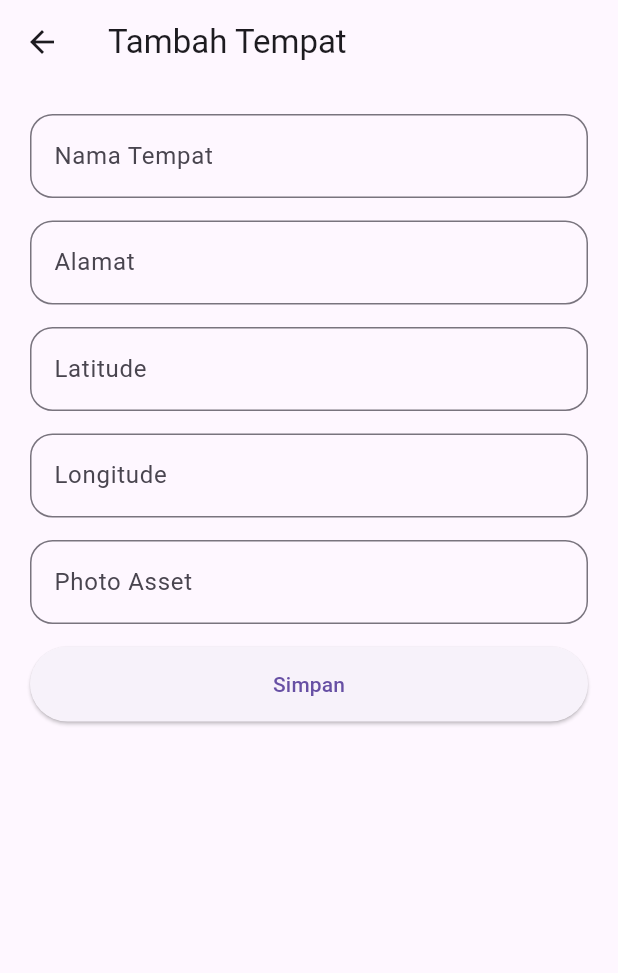
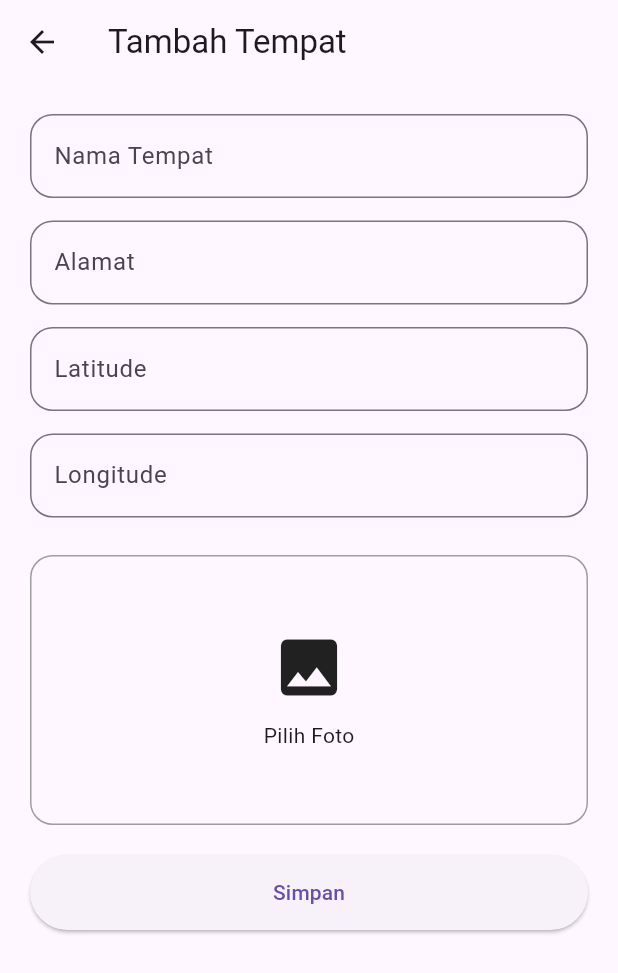
Before and after one commit to revikaamel/alfamartgubengmaps, a Flutter app: the AddPlacePage screen opened directly, on a phone screen of 412 x 824 dp. Shown: the top 973 px of the screen. Run offline on Flutter 3.47's test engine with Material 3 defaults, Android fonts, the phone set to English and light mode, and no system bars; our stand-ins replace flutter_map, geolocator, image_picker, latlong2; network calls fail.

Commit message:
Mencoba memperbaiki photo

```diff
--- a/lib/admin/add_place_page.dart
+++ b/lib/admin/add_place_page.dart
@@ -1,4 +1,7 @@
+import 'dart:io';
+
 import 'package:flutter/material.dart';
+import 'package:image_picker/image_picker.dart';
 
 import '../data/places.dart';
 
@@ -26,8 +29,32 @@ class _AddPlacePageState
   final lngController =
       TextEditingController();
 
-  final photoController =
-      TextEditingController();
+  File? selectedImage;
+
+  Future<void> pickImage() async {
+
+    final picker = ImagePicker();
+
+    final pickedFile =
+        await picker.pickImage(
+
+      source: ImageSource.gallery,
+    );
+
+    if (pickedFile != null) {
+
+      setState(() {
+
+        selectedImage =
+            File(pickedFile.path);
+      });
+    }
+  }
+
+  double toDouble(String value) {
+
+    return double.tryParse(value) ?? 0;
+  }
 
   void savePlace() {
 
@@ -35,18 +62,29 @@ class _AddPlacePageState
 
       "id": places.length + 1,
 
-      "name": nameController.text,
+      "name":
+          nameController.text,
 
       "address":
           addressController.text,
 
       "lat":
-          double.parse(latController.text),
+          toDouble(
+        latController.text,
+      ),
 
       "lng":
-          double.parse(lngController.text),
+          toDouble(
+        lngController.text,
+      ),
 
-      "photo": photoController.text,
+      "photo":
+
+          selectedImage != null
+
+              ? selectedImage!.path
+
+              : "",
 
       "rating": 0.0,
 
@@ -64,7 +102,9 @@ class _AddPlacePageState
     return Padding(
 
       padding:
-          const EdgeInsets.only(bottom: 15),
+          const EdgeInsets.only(
+        bottom: 15,
+      ),
 
       child: TextField(
 
@@ -74,9 +114,13 @@ class _AddPlacePageState
 
           labelText: label,
 
-          border: OutlineInputBorder(
+          border:
+              OutlineInputBorder(
+
             borderRadius:
-                BorderRadius.circular(15),
+                BorderRadius.circular(
+              15,
+            ),
           ),
         ),
       ),
@@ -89,11 +133,13 @@ class _AddPlacePageState
     return Scaffold(
 
       appBar: AppBar(
-        title:
-            const Text("Tambah Tempat"),
+
+        title: const Text(
+          "Tambah Tempat",
+        ),
       ),
 
-      body: Padding(
+      body: SingleChildScrollView(
 
         padding:
             const EdgeInsets.all(20),
@@ -104,23 +150,96 @@ class _AddPlacePageState
 
             buildField(
               "Nama Tempat",
-                nameController),
+              nameController,
+            ),
 
             buildField(
               "Alamat",
-                addressController),
+              addressController,
+            ),
 
             buildField(
               "Latitude",
-                latController),
+              latController,
+            ),
 
             buildField(
               "Longitude",
-                lngController),
+              lngController,
+            ),
 
-            buildField(
-                "Photo Asset",
-                photoController),
+            const SizedBox(
+              height: 10,
+            ),
+
+            GestureDetector(
+
+              onTap: pickImage,
+
+              child: Container(
+
+                width: double.infinity,
+
+                height: 180,
+
+                decoration: BoxDecoration(
+
+                  border: Border.all(
+                    color: Colors.grey,
+                  ),
+
+                  borderRadius:
+                      BorderRadius.circular(
+                    15,
+                  ),
+                ),
+
+                child:
+                    selectedImage == null
+
+                        ? const Column(
+
+                            mainAxisAlignment:
+                                MainAxisAlignment
+                                    .center,
+
+                            children: [
+
+                              Icon(
+                                Icons.image,
+                                size: 50,
+                              ),
+
+                              SizedBox(
+                                height: 10,
+                              ),
+
+                              Text(
+                                "Pilih Foto",
+                              ),
+                            ],
+                          )
+
+                        : ClipRRect(
+
+                            borderRadius:
+                                BorderRadius.circular(
+                              15,
+                            ),
+
+                            child: Image.file(
+
+                              selectedImage!,
+
+                              fit: BoxFit.cover,
+                            ),
+                          ),
+              ),
+            ),
+
+            const SizedBox(
+              height: 20,
+            ),
 
             SizedBox(
 
@@ -132,8 +251,9 @@ class _AddPlacePageState
 
                 onPressed: savePlace,
 
-                child:
-                    const Text("Simpan"),
+                child: const Text(
+                  "Simpan",
+                ),
               ),
             )
           ],
--- a/lib/admin/admin_page.dart
+++ b/lib/admin/admin_page.dart
@@ -1,5 +1,5 @@
 import 'package:flutter/material.dart';
-
+import 'dart:io';
 import '../data/places.dart';
 import 'add_place_page.dart';
 import 'edit_place_page.dart';
--- a/lib/screens/detail_page.dart
+++ b/lib/screens/detail_page.dart
@@ -1,6 +1,6 @@
 import 'package:flutter/material.dart';
 import 'package:latlong2/latlong.dart';
-
+import 'dart:io';
 import '../data/places.dart';
 import 'route_page.dart';
 
--- a/lib/screens/home_page.dart
+++ b/lib/screens/home_page.dart
@@ -2,7 +2,7 @@ import 'package:flutter/material.dart';
 import 'package:flutter_map/flutter_map.dart';
 import 'package:latlong2/latlong.dart';
 import 'package:geolocator/geolocator.dart';
-
+import 'dart:io';
 import '../admin/admin_page.dart';
 import '../services/api_service.dart';
 import '../data/places.dart';
--- a/pubspec.yaml
+++ b/pubspec.yaml
@@ -36,6 +36,7 @@ dependencies:
   geolocator: ^10.1.0
   flutter_polyline_points: ^2.0.0
   http: ^1.2.1
+  image_picker: ^1.1.2
 
   # The following adds the Cupertino Icons font to your application.
   # Use with the CupertinoIcons class for iOS style icons.
```
Also changed, not shown: pubspec.lock, 5 other files. Lines whose indentation alone changed are shown as unchanged.
